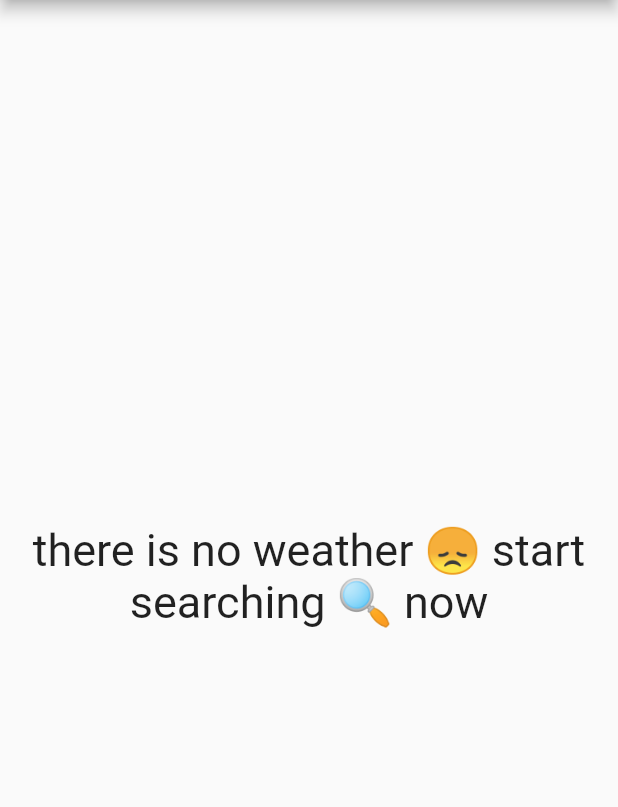
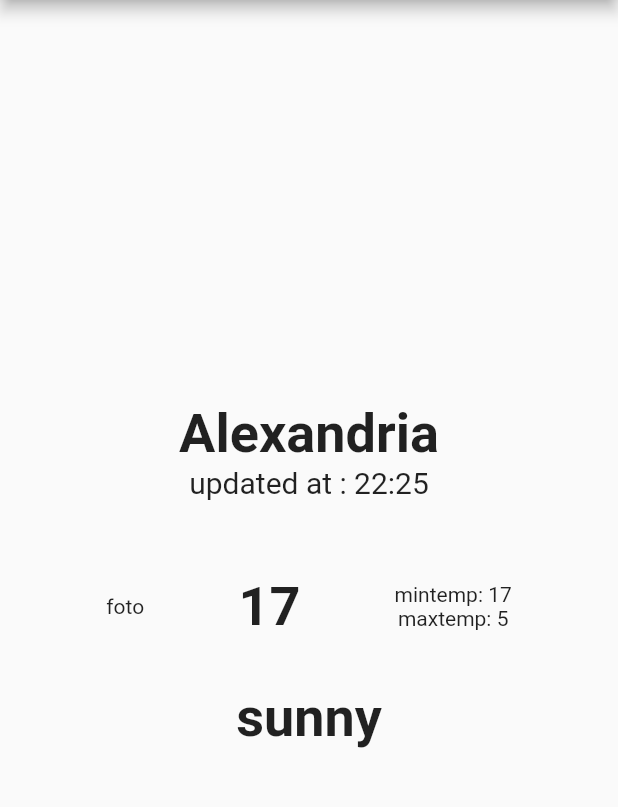
Before and after one commit to Adham167/weather_app20, a Flutter app: the screen it shows after launch, on a phone screen of 412 x 824 dp, the part 84-891 px from its top. Run offline on Flutter 3.47's test engine with Material 3 defaults, Android fonts, the phone set to English and light mode, and no system bars.

Commit message:
create weather info body

```diff
--- a/lib/views/home_view.dart
+++ b/lib/views/home_view.dart
@@ -1,6 +1,7 @@
 import 'package:flutter/material.dart';
-import 'package:weather_app20/views/no_weather_view.dart';
+import 'package:weather_app20/widgets/no_weather_body.dart';
 import 'package:weather_app20/views/search_view.dart';
+import 'package:weather_app20/widgets/weather_info_body.dart';
 
 class HomeView extends StatelessWidget {
   const HomeView({super.key});
@@ -24,7 +25,7 @@ class HomeView extends StatelessWidget {
         ),
         backgroundColor: Colors.blue,
       ),
-      body: NoWeatherView(),
+      body: WeatherInfoBody(),
     );
   }
 }
--- a/lib/views/no_weather_view.dart
+++ b/lib/widgets/no_weather_body.dart
@@ -1,7 +1,7 @@
 import 'package:flutter/material.dart';
 
-class NoWeatherView extends StatelessWidget {
-  const NoWeatherView({super.key});
+class NoWeatherBody extends StatelessWidget {
+  const NoWeatherBody({super.key});
 
   @override
   Widget build(BuildContext context) {
--- /dev/null
+++ b/lib/widgets/weather_info_body.dart
@@ -0,0 +1,42 @@
+import 'package:flutter/material.dart';
+
+class WeatherInfoBody extends StatelessWidget {
+  const WeatherInfoBody({super.key});
+
+  @override
+  Widget build(BuildContext context) {
+    return Center(
+      child: Padding(
+        padding: const EdgeInsets.symmetric(horizontal: 8.0),
+        child: Column(
+          mainAxisAlignment: MainAxisAlignment.center,
+          children: [
+            Text(
+              "Alexandria",
+              style: TextStyle(fontWeight: FontWeight.bold, fontSize: 36),
+            ),
+            Text("updated at : 22:25", style: TextStyle(fontSize: 20)),
+            SizedBox(height: 50),
+            Row(
+              mainAxisAlignment: MainAxisAlignment.spaceEvenly,
+
+              children: [
+                Text("foto"),
+                Text(
+                  "17",
+                  style: TextStyle(fontWeight: FontWeight.bold, fontSize: 36),
+                ),
+                Column(children: [Text("mintemp: 17"), Text("maxtemp: 5")]),
+              ],
+            ),
+            SizedBox(height: 32),
+            Text(
+              "sunny",
+              style: TextStyle(fontWeight: FontWeight.bold, fontSize: 36),
+            ),
+          ],
+        ),
+      ),
+    );
+  }
+}
```
